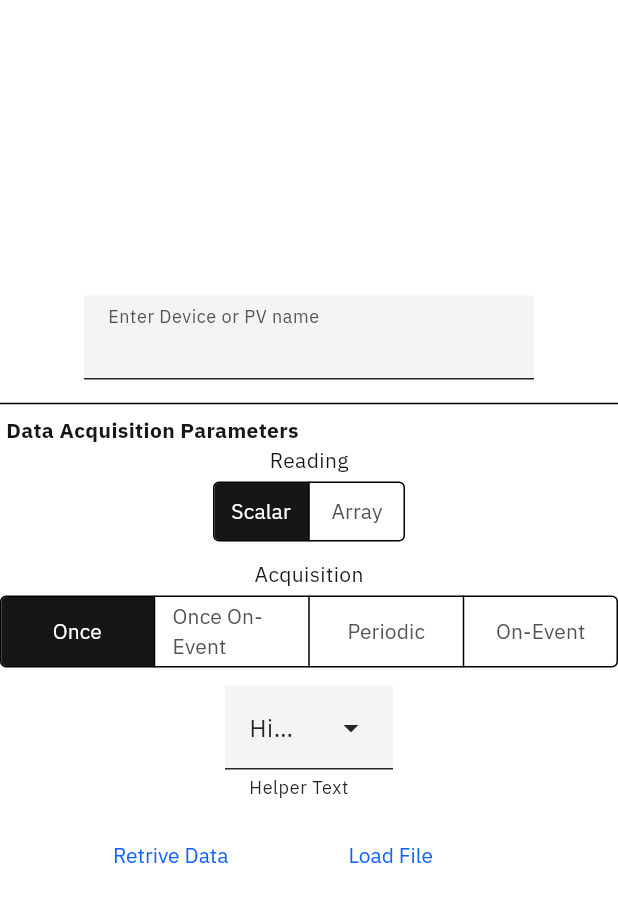
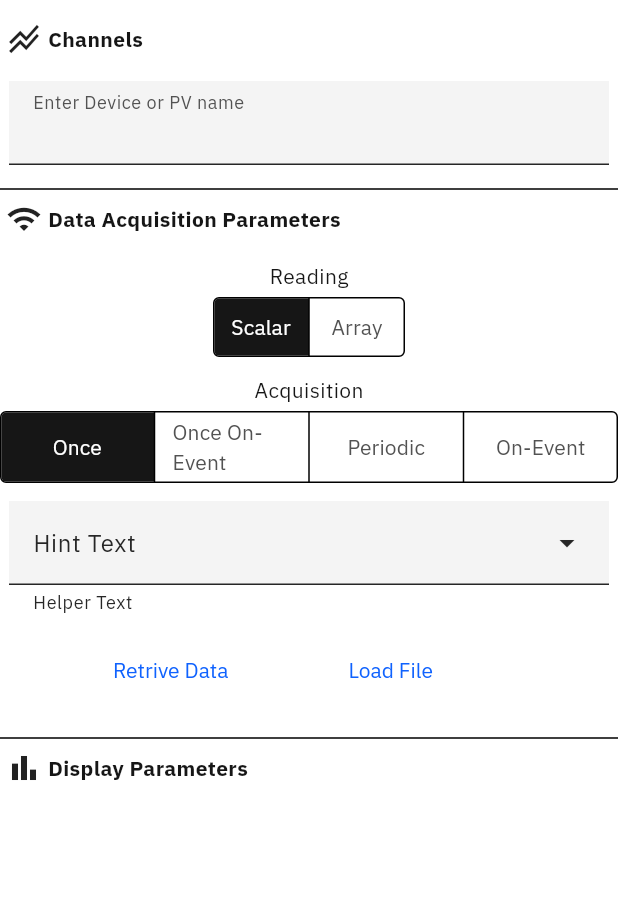
Before and after one commit to mguzman04/carbon-flutter, a Flutter app: the screen it shows after launch, on a phone screen of 412 x 824 dp, the part 63-985 px from its top. Run offline on Flutter 3.47's test engine with Material 3 defaults, Android fonts, the phone set to English and light mode, and no system bars; project files that could hold a hidden picture were left out.

Commit message:
feat: changed example layout

```diff
--- a/example/lib/main.dart
+++ b/example/lib/main.dart
@@ -132,10 +132,26 @@ class _MyHomePageState extends State<MyHomePage> {
       ),
       body: Center(
         child: Column(
-          mainAxisAlignment: MainAxisAlignment.center,
+          mainAxisAlignment: MainAxisAlignment.start,
           children: <Widget>[
+            Row(
+              mainAxisAlignment: MainAxisAlignment.start,
+              children: [
+                Padding(padding: EdgeInsetsGeometry.directional(start: 4.0)),
+                Icon(Icons.stacked_line_chart),
+                Padding(padding: EdgeInsetsGeometry.directional(start: 4.0)),
+                Text(
+                  'Channels',
+                  style: TextStyle(
+                    color: carbonTheme.textPrimary,
+                    fontWeight: FontWeight.bold,
+                  ),
+                ),
+              ],
+            ),
+            Padding(padding: EdgeInsets.all(8.0)),
             SizedBox(
-              width: 300.0, // Set your desired width
+              width: 400.0, // Set your desired width
               child: CarbonTextInput(labelText: 'Enter Device or PV name'),
             ),
             Padding(
@@ -146,6 +162,8 @@ class _MyHomePageState extends State<MyHomePage> {
               mainAxisAlignment: MainAxisAlignment.start,
               children: [
                 Padding(padding: EdgeInsetsGeometry.directional(start: 4.0)),
+                Icon(Icons.wifi),
+                Padding(padding: EdgeInsetsGeometry.directional(start: 4.0)),
                 Text(
                   'Data Acquisition Parameters',
                   style: TextStyle(
@@ -155,6 +173,7 @@ class _MyHomePageState extends State<MyHomePage> {
                 ),
               ],
             ),
+            Padding(padding: EdgeInsets.all(8.0)),
             Text(
               'Reading',
               style: TextStyle(color: carbonTheme.textPrimary),
@@ -191,6 +210,26 @@ class _MyHomePageState extends State<MyHomePage> {
                 ),
               ],
             ),
+            Padding(
+              padding: EdgeInsetsGeometry.directional(top: 4.0, bottom: 4.0),
+            ),
+            Divider(),
+            Row(
+              mainAxisAlignment: MainAxisAlignment.start,
+              children: [
+                Padding(padding: EdgeInsetsGeometry.directional(start: 4.0)),
+                Icon(Icons.bar_chart),
+                Padding(padding: EdgeInsetsGeometry.directional(start: 4.0)),
+                Text(
+                  'Display Parameters',
+                  style: TextStyle(
+                    color: carbonTheme.textPrimary,
+                    fontWeight: FontWeight.bold,
+                  ),
+                ),
+              ],
+            ),
+            Padding(padding: EdgeInsets.all(8.0)),
           ],
         ),
       ),
--- a/lib/src/widgets/carbon_dropdown.dart
+++ b/lib/src/widgets/carbon_dropdown.dart
@@ -8,6 +8,7 @@ class CarbonDropdown extends StatelessWidget {
   Widget build(BuildContext context) {
     final carbonTheme = Theme.of(context).extension<CarbonTheme>()!;
     return DropdownMenu(
+      width: 400.00,
       hintText: 'Hint Text',
       helperText: 'Helper Text',
       dropdownMenuEntries: [],
```
